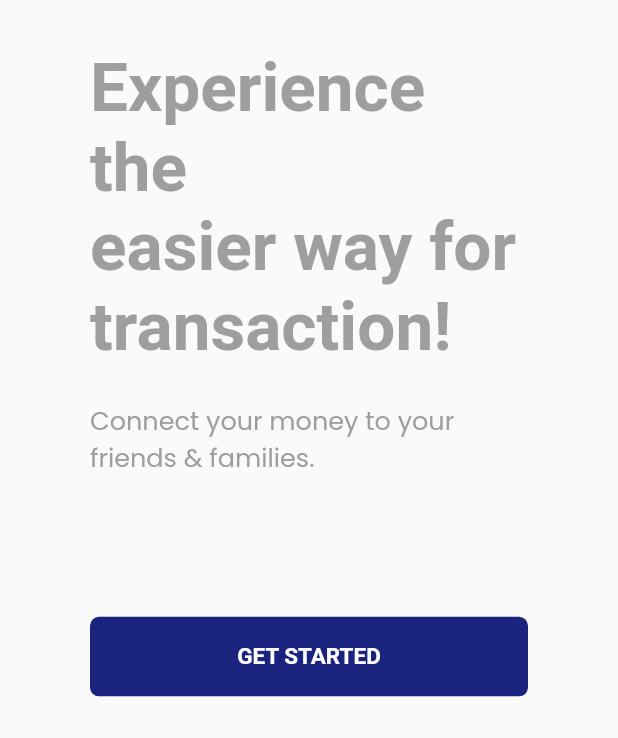
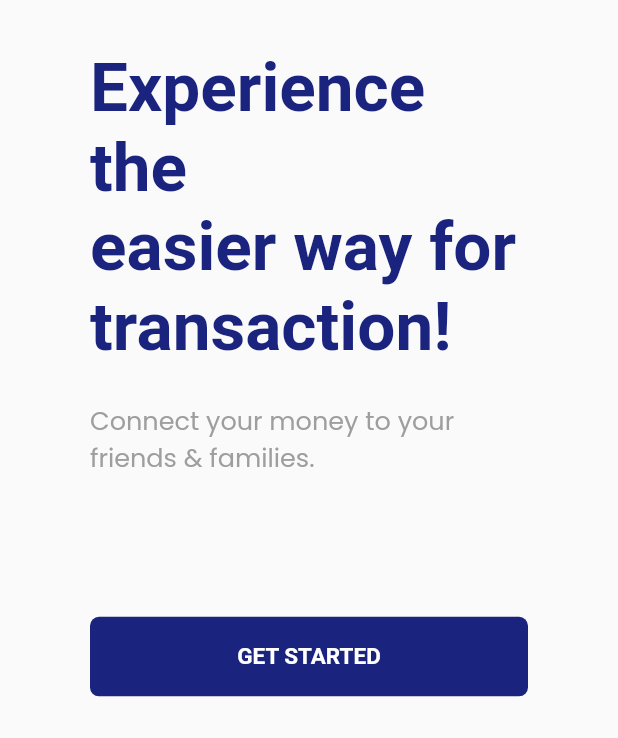
Before and after one commit to Mikhaael/piremit_app, a Flutter app: the WelcomeScreen screen opened by its route, on a phone screen of 412 x 824 dp, the part 498-1236 px from its top. Run offline on Flutter 3.47's test engine with Material 2 defaults, Android fonts, the light colour scheme and no system bars; our stand-ins replace flutter_riverpod, google_fonts.

Commit message:
Splash Screen and Welcome Screen completed

```diff
--- a/lib/piremit_theme.dart
+++ b/lib/piremit_theme.dart
@@ -8,7 +8,7 @@ class PiremitTheme {
       fontSize: 22.0, fontWeight: FontWeight.w600, color: kPrimaryColor
     ),
     headline1: GoogleFonts.titilliumWeb(
-      fontSize: 45.0, fontWeight: FontWeight.w600, color: kTextColor
+      fontSize: 45.0, fontWeight: FontWeight.w600, color: kPrimaryColor
     ),
     headline3: GoogleFonts.poppins(
       fontSize: 14.0, fontWeight: FontWeight.w400, color: kTextColor
```
